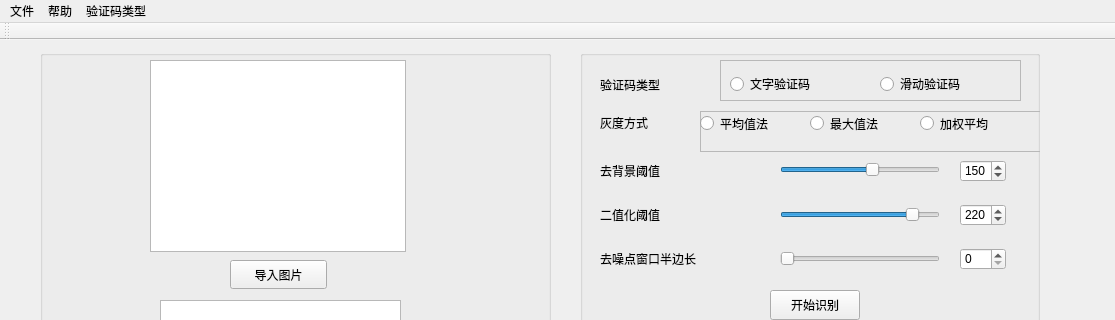
Above: src/Vcode/MainView.ui from YujieLu10/Uda-dlnd before the change; both pictures show x 0 to 1115 and y 0 to 320 of the 1115 by 866 pixel window. Below: the same form after it.
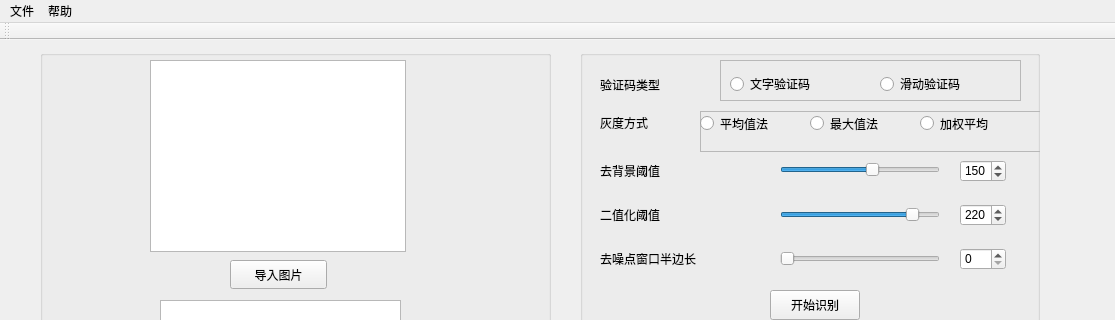
That is the form after the change.

```diff
--- a/src/Vcode/MainView.ui
+++ b/src/Vcode/MainView.ui
@@ -625,16 +625,8 @@
     <addaction name="separator"/>
     <addaction name="aboutAction"/>
    </widget>
-   <widget class="QMenu" name="menu">
-    <property name="title">
-     <string>验证码类型</string>
-    </property>
-    <addaction name="action"/>
-    <addaction name="action_2"/>
-   </widget>
    <addaction name="file"/>
    <addaction name="help"/>
-   <addaction name="menu"/>
   </widget>
   <widget class="QToolBar" name="mainToolBar">
    <attribute name="toolBarArea">
```
